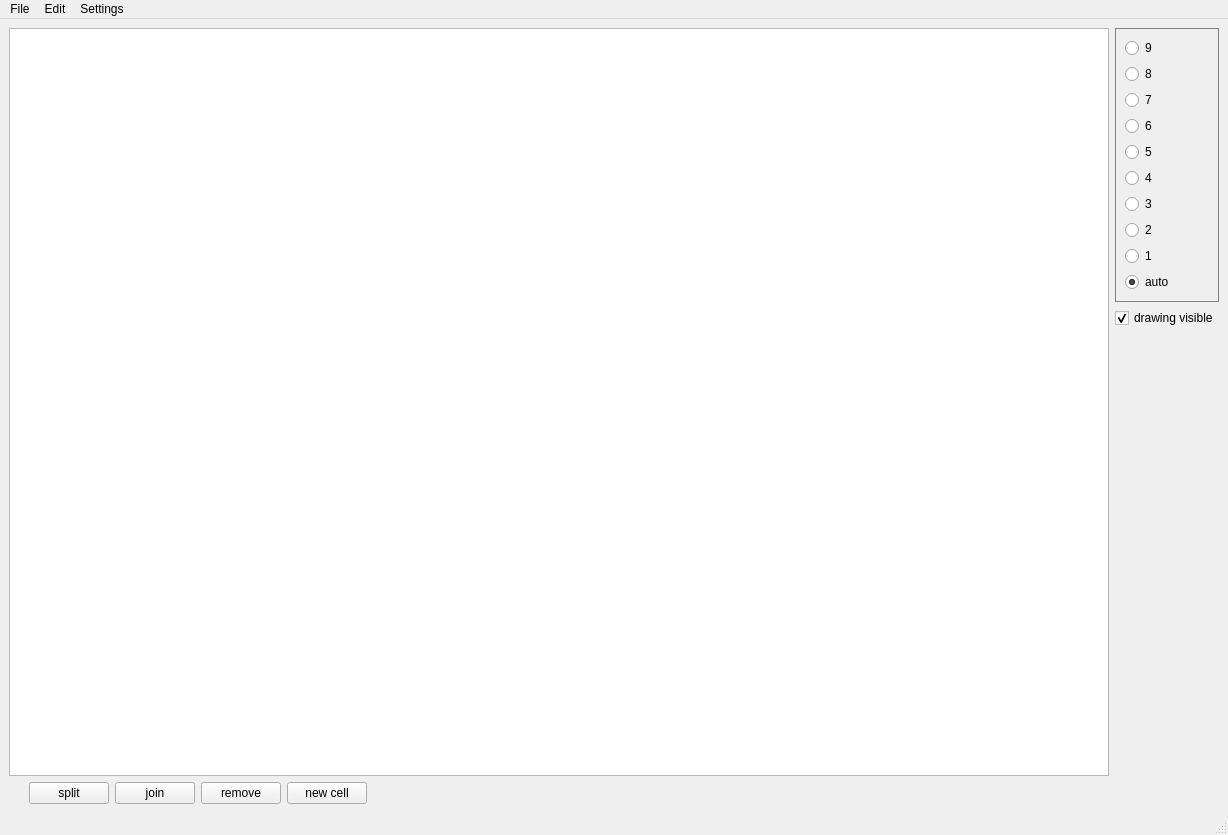
Before: the Qt Designer form main_window.ui in tomasvicar/pyqt_tests, drawn with Qt 5.
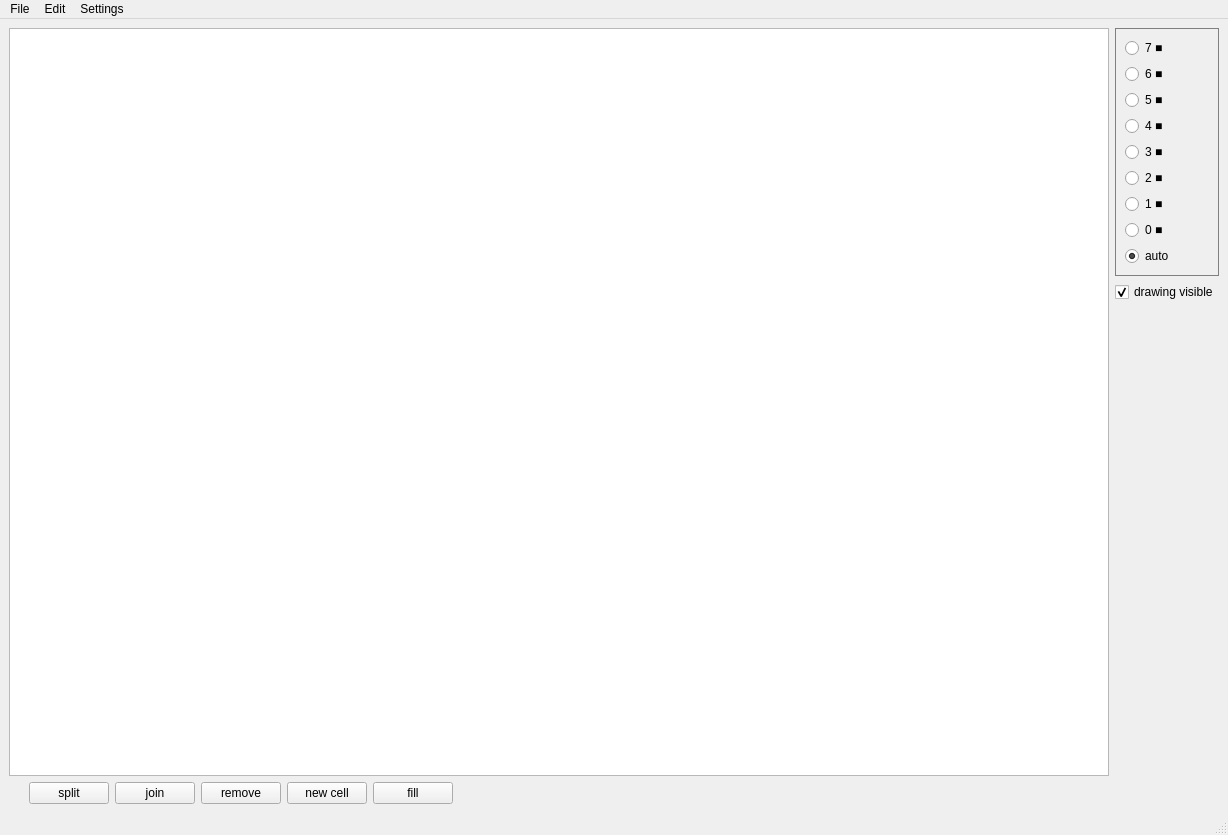
After: the same form once the commit is applied.

The edit to the form file:
```diff
--- a/main_window.ui
+++ b/main_window.ui
@@ -29,66 +29,59 @@
          <bool>false</bool>
         </property>
         <layout class="QVBoxLayout" name="verticalLayout">
-         <item>
-          <widget class="QRadioButton" name="radioButton_9">
-           <property name="text">
-            <string>9</string>
-           </property>
-          </widget>
-         </item>
-         <item>
-          <widget class="QRadioButton" name="radioButton_8">
-           <property name="text">
-            <string>8</string>
-           </property>
-          </widget>
-         </item>
          <item>
           <widget class="QRadioButton" name="radioButton_7">
            <property name="text">
-            <string>7</string>
+            <string>7 ■</string>
            </property>
           </widget>
          </item>
          <item>
           <widget class="QRadioButton" name="radioButton_6">
            <property name="text">
-            <string>6</string>
+            <string>6 ■</string>
            </property>
           </widget>
          </item>
          <item>
           <widget class="QRadioButton" name="radioButton_5">
            <property name="text">
-            <string>5</string>
+            <string>5 ■</string>
            </property>
           </widget>
          </item>
          <item>
           <widget class="QRadioButton" name="radioButton_11">
            <property name="text">
-            <string>4</string>
+            <string>4 ■</string>
            </property>
           </widget>
          </item>
          <item>
           <widget class="QRadioButton" name="radioButton_3">
            <property name="text">
-            <string>3</string>
+            <string>3 ■</string>
            </property>
           </widget>
          </item>
          <item>
           <widget class="QRadioButton" name="radioButton_2">
            <property name="text">
-            <string>2</string>
+            <string>2 ■</string>
            </property>
           </widget>
          </item>
          <item>
           <widget class="QRadioButton" name="radioButton_1">
            <property name="text">
-            <string>1</string>
+            <string>1 ■</string>
+           </property>
+          </widget>
+         </item>
+         <item>
+          <widget class="QRadioButton" name="radioButton_0">
+           <property name="text">
+            <string>0 ■</string>
            </property>
           </widget>
          </item>
@@ -170,6 +163,13 @@
         </property>
        </widget>
       </item>
+      <item>
+       <widget class="QPushButton" name="pushButton_fill">
+        <property name="text">
+         <string>fill</string>
+        </property>
+       </widget>
+      </item>
       <item>
        <spacer name="horizontalSpacer">
         <property name="orientation">
```
Left out of the diff: 4 changed lines with no effect on the pictures.
